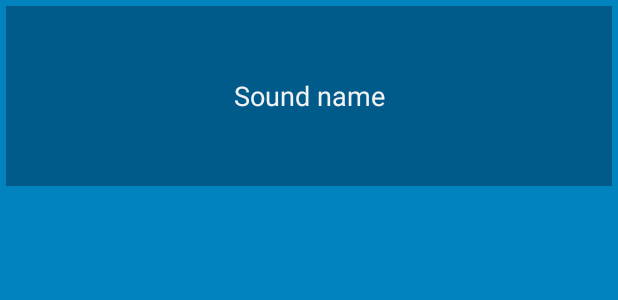
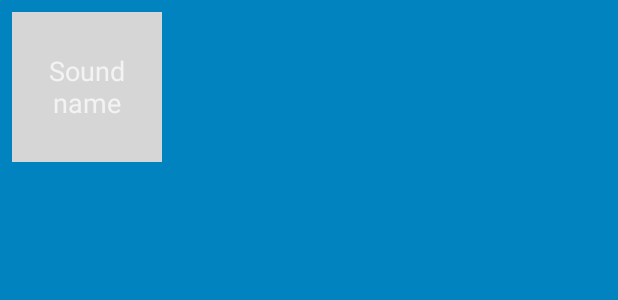
Before and after one commit to targaryenj/BeatBox, an Android app: the layout list_item_sound.xml on its own in the app's theme, with its tools: preview values and no code run, on a phone screen of 412 x 824 dp. Shown: the top 300 px of the screen. Run offline under Robolectric (Android 15) with nearby library versions, the phone set to English and light mode, and no system bars.

Commit message:
add button style

```diff
--- /dev/null
+++ b/app/src/main/res/drawable/button_beat_box.xml
@@ -0,0 +1,5 @@
+<?xml version="1.0" encoding="utf-8"?>
+<selector xmlns:android="http://schemas.android.com/apk/res/android">
+    <item android:drawable="@drawable/button_beat_box_pressed" android:state_pressed="true" />
+    <item android:drawable="@drawable/button_beat_box_normal" />
+</selector>
--- /dev/null
+++ b/app/src/main/res/drawable/button_beat_box_pressed.xml
@@ -0,0 +1,18 @@
+<?xml version="1.0" encoding="utf-8"?>
+<layer-list xmlns:android="http://schemas.android.com/apk/res/android"
+    android:shape="oval">
+
+    <item>
+        <shape android:shape="oval">
+            <solid android:color="@color/red" />
+        </shape>
+
+    </item>
+    <item>
+        <shape android:shape="oval">
+            <stroke android:width="4dp"
+                android:color="@color/dark_read" />
+        </shape>
+    </item>
+
+</layer-list>
--- a/app/src/main/res/layout/list_item_sound.xml
+++ b/app/src/main/res/layout/list_item_sound.xml
@@ -1,11 +1,27 @@
 <?xml version="1.0" encoding="utf-8"?>
-<Button xmlns:android="http://schemas.android.com/apk/res/android"
+
+<!--<Button xmlns:android="http://schemas.android.com/apk/res/android"
     xmlns:tools="http://schemas.android.com/tools"
 
     android:id="@+id/list_item_sound_button"
     android:layout_width="match_parent"
     android:layout_height="120dp"
     android:layout_margin="4dp"
-    android:text="Sound name" />
+    android:text="Sound name" />-->
 
     <!--style="@style/BeatBoxButton.Strong"-->
+<FrameLayout
+    xmlns:android="http://schemas.android.com/apk/res/android"
+    xmlns:tools="http://schemas.android.com/tools"
+    android:layout_margin="8dp"
+    android:layout_width="wrap_content"
+    android:layout_height="wrap_content">
+
+
+    <Button
+        android:id="@+id/list_item_sound_button"
+        android:layout_width="100dp"
+        android:layout_height="100dp"
+        android:layout_gravity="center"
+        android:text="Sound name"/>
+</FrameLayout>
--- a/app/src/main/res/values/styles.xml
+++ b/app/src/main/res/values/styles.xml
@@ -13,7 +13,8 @@
     </style>
 
     <style name="BeatBoxButton" parent="android:style/Widget.Holo.Button">
-        <item name="android:background">@color/dark_blue</item>
+        <!--<item name="android:background">@color/dark_blue</item>-->
+        <item name="android:background">@drawable/button_beat_box</item>
     </style>
 
     <!--<style name="BeatBoxButton.Strong">
```
